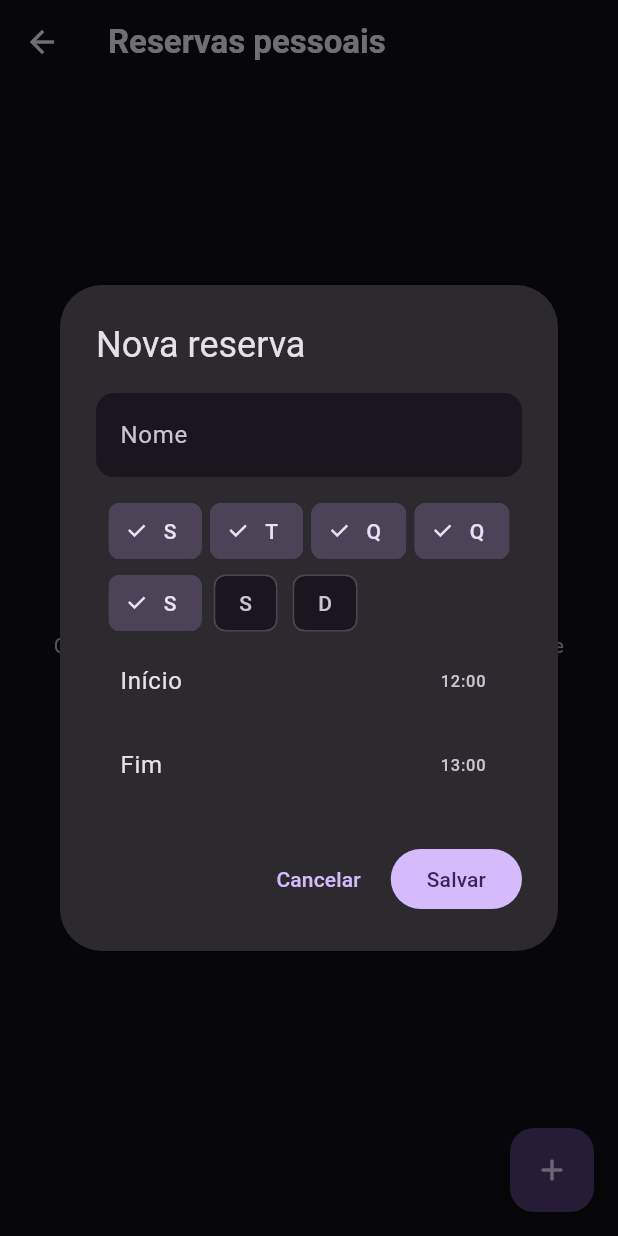
After one commit to MatheusmotaDev/rotina, a Flutter app: the PersonalReservationsPage screen opened directly, after a tap on the "add" icon, on a phone screen of 412 x 824 dp. The commit adds this screen. Run offline on Flutter 3.47's test engine with Material 3 defaults, Android fonts, the phone set to English and light mode, and no system bars; our stand-ins replace flutter_dotenv, flutter_riverpod, supabase_flutter; accounts and stored records are empty.

Commit message:
feat: completa alertas de disponibilidade
Inclui reservas pessoais em horários reais e destaca conflitos, sobrecarga e tarefas que não cabem nas janelas livres do dia.

```diff
--- /dev/null
+++ b/lib/features/availability/data/repositories/personal_reservations_repository.dart
@@ -0,0 +1,67 @@
+import 'package:supabase_flutter/supabase_flutter.dart';
+
+import '../../domain/models/personal_reservation.dart';
+
+class PersonalReservationsRepository {
+  PersonalReservationsRepository(this._client);
+
+  final SupabaseClient _client;
+
+  Future<List<PersonalReservation>> loadAll() async {
+    final user = _requireUser();
+    final rows = await _client
+        .from('reservas_pessoais')
+        .select()
+        .eq('usuario_id', user.id)
+        .order('hora_inicio');
+    return rows.map(_fromRow).toList();
+  }
+
+  Future<void> create({
+    required String title,
+    required Set<int> weekdays,
+    required int startMinutes,
+    required int endMinutes,
+  }) async {
+    final user = _requireUser();
+    await _client.from('reservas_pessoais').insert({
+      'usuario_id': user.id,
+      'titulo': title.trim(),
+      'dias_semana': weekdays.toList()..sort(),
+      'hora_inicio': _time(startMinutes),
+      'hora_fim': _time(endMinutes),
+    });
+  }
+
+  Future<void> delete(String id) async {
+    final user = _requireUser();
+    await _client
+        .from('reservas_pessoais')
+        .delete()
+        .eq('usuario_id', user.id)
+        .eq('id', id);
+  }
+
+  PersonalReservation _fromRow(Map<String, dynamic> row) => PersonalReservation(
+    id: row['id'] as String,
+    title: row['titulo'] as String,
+    weekdays: (row['dias_semana'] as List).cast<int>().toSet(),
+    startMinutes: _parseTime(row['hora_inicio'] as String),
+    endMinutes: _parseTime(row['hora_fim'] as String),
+    active: row['ativo'] as bool,
+  );
+
+  User _requireUser() {
+    final user = _client.auth.currentUser;
+    if (user == null) throw const AuthException('Sessão não encontrada.');
+    return user;
+  }
+
+  int _parseTime(String value) {
+    final parts = value.split(':');
+    return int.parse(parts[0]) * 60 + int.parse(parts[1]);
+  }
+
+  String _time(int minutes) =>
+      '${(minutes ~/ 60).toString().padLeft(2, '0')}:${(minutes % 60).toString().padLeft(2, '0')}:00';
+}
--- /dev/null
+++ b/lib/features/availability/domain/models/personal_reservation.dart
@@ -0,0 +1,43 @@
+import 'package:flutter/foundation.dart';
+
+@immutable
+class PersonalReservation {
+  const PersonalReservation({
+    required this.id,
+    required this.title,
+    required this.weekdays,
+    required this.startMinutes,
+    required this.endMinutes,
+    required this.active,
+  });
+
+  final String id;
+  final String title;
+  final Set<int> weekdays;
+  final int startMinutes;
+  final int endMinutes;
+  final bool active;
+
+  bool appliesTo(DateTime date) => active && weekdays.contains(date.weekday);
+
+  DateTime startAt(DateTime date) => DateTime(
+    date.year,
+    date.month,
+    date.day,
+    startMinutes ~/ 60,
+    startMinutes % 60,
+  );
+
+  DateTime endAt(DateTime date) {
+    final start = startAt(date);
+    var end = DateTime(
+      date.year,
+      date.month,
+      date.day,
+      endMinutes ~/ 60,
+      endMinutes % 60,
+    );
+    if (!end.isAfter(start)) end = end.add(const Duration(days: 1));
+    return end;
+  }
+}
--- /dev/null
+++ b/lib/features/availability/presentation/views/personal_reservations_page.dart
@@ -0,0 +1,225 @@
+import 'package:flutter/material.dart';
+import 'package:flutter_riverpod/flutter_riverpod.dart';
+
+import '../../domain/models/personal_reservation.dart';
+import '../viewmodels/personal_reservations_view_model.dart';
+
+class PersonalReservationsPage extends ConsumerWidget {
+  const PersonalReservationsPage({super.key});
+
+  @override
+  Widget build(BuildContext context, WidgetRef ref) {
+    final reservations = ref.watch(personalReservationsViewModelProvider);
+    return Scaffold(
+      appBar: AppBar(title: const Text('Reservas pessoais')),
+      floatingActionButton: FloatingActionButton(
+        onPressed: () => _add(context, ref),
+        child: const Icon(Icons.add_rounded),
+      ),
+      body: reservations.when(
+        loading: () => const Center(child: CircularProgressIndicator()),
+        error: (_, _) => Center(
+          child: FilledButton(
+            onPressed: () =>
+                ref.invalidate(personalReservationsViewModelProvider),
+            child: const Text('Tentar novamente'),
+          ),
+        ),
+        data: (items) => items.isEmpty
+            ? const Center(
+                child: Padding(
+                  padding: EdgeInsets.all(24),
+                  child: Text(
+                    'Cadastre refeições, descanso ou outros horários que não devem receber tarefas.',
+                    textAlign: TextAlign.center,
+                  ),
+                ),
+              )
+            : ListView.builder(
+                padding: const EdgeInsets.fromLTRB(16, 12, 16, 96),
+                itemCount: items.length,
+                itemBuilder: (_, index) => _ReservationTile(
+                  reservation: items[index],
+                  onDelete: () => _delete(context, ref, items[index]),
+                ),
+              ),
+      ),
+    );
+  }
+
+  Future<void> _add(BuildContext context, WidgetRef ref) async {
+    final result = await showDialog<_ReservationDraft>(
+      context: context,
+      builder: (_) => const _ReservationDialog(),
+    );
+    if (result == null) return;
+    final saved = await ref
+        .read(personalReservationsViewModelProvider.notifier)
+        .create(
+          title: result.title,
+          weekdays: result.weekdays,
+          startMinutes: result.startMinutes,
+          endMinutes: result.endMinutes,
+        );
+    if (!saved && context.mounted) _error(context);
+  }
+
+  Future<void> _delete(
+    BuildContext context,
+    WidgetRef ref,
+    PersonalReservation reservation,
+  ) async {
+    final saved = await ref
+        .read(personalReservationsViewModelProvider.notifier)
+        .delete(reservation.id);
+    if (!saved && context.mounted) _error(context);
+  }
+
+  void _error(BuildContext context) => ScaffoldMessenger.of(context)
+      .showSnackBar(const SnackBar(content: Text('Não foi possível salvar.')));
+}
+
+class _ReservationTile extends StatelessWidget {
+  const _ReservationTile({required this.reservation, required this.onDelete});
+  final PersonalReservation reservation;
+  final VoidCallback onDelete;
+  @override
+  Widget build(BuildContext context) => Card(
+    child: ListTile(
+      leading: const Icon(Icons.event_busy_outlined),
+      title: Text(reservation.title),
+      subtitle: Text(
+        '${_time(reservation.startMinutes)}–${_time(reservation.endMinutes)} • ${_weekdays(reservation.weekdays)}',
+      ),
+      trailing: IconButton(
+        tooltip: 'Excluir',
+        onPressed: onDelete,
+        icon: const Icon(Icons.delete_outline_rounded),
+      ),
+    ),
+  );
+}
+
+class _ReservationDialog extends StatefulWidget {
+  const _ReservationDialog();
+  @override
+  State<_ReservationDialog> createState() => _ReservationDialogState();
+}
+
+class _ReservationDialogState extends State<_ReservationDialog> {
+  final _title = TextEditingController();
+  final _weekdays = <int>{1, 2, 3, 4, 5};
+  int _start = 12 * 60;
+  int _end = 13 * 60;
+
+  @override
+  void dispose() {
+    _title.dispose();
+    super.dispose();
+  }
+
+  @override
+  Widget build(BuildContext context) => AlertDialog(
+    title: const Text('Nova reserva'),
+    content: SingleChildScrollView(
+      child: Column(
+        mainAxisSize: MainAxisSize.min,
+        children: [
+          TextField(
+            controller: _title,
+            decoration: const InputDecoration(labelText: 'Nome'),
+          ),
+          const SizedBox(height: 12),
+          Wrap(
+            spacing: 5,
+            children: [
+              for (var day = 1; day <= 7; day++)
+                FilterChip(
+                  label: Text(
+                    const ['S', 'T', 'Q', 'Q', 'S', 'S', 'D'][day - 1],
+                  ),
+                  selected: _weekdays.contains(day),
+                  onSelected: (selected) => setState(
+                    () => selected ? _weekdays.add(day) : _weekdays.remove(day),
+                  ),
+                ),
+            ],
+          ),
+          ListTile(
+            title: const Text('Início'),
+            trailing: Text(_time(_start)),
+            onTap: () => _pick(true),
+          ),
+          ListTile(
+            title: const Text('Fim'),
+            trailing: Text(_time(_end)),
+            onTap: () => _pick(false),
+          ),
+        ],
+      ),
+    ),
+    actions: [
+      TextButton(
+        onPressed: () => Navigator.pop(context),
+        child: const Text('Cancelar'),
+      ),
+      FilledButton(onPressed: _submit, child: const Text('Salvar')),
+    ],
+  );
+
+  Future<void> _pick(bool start) async {
+    final value = start ? _start : _end;
+    final selected = await showTimePicker(
+      context: context,
+      initialTime: TimeOfDay(hour: value ~/ 60, minute: value % 60),
+    );
+    if (selected != null) {
+      setState(() {
+        final minutes = selected.hour * 60 + selected.minute;
+        start ? _start = minutes : _end = minutes;
+      });
+    }
+  }
+
+  void _submit() {
+    if (_title.text.trim().isEmpty || _weekdays.isEmpty || _start == _end) {
+      ScaffoldMessenger.of(context).showSnackBar(
+        const SnackBar(
+          content: Text('Preencha nome, dias e horários válidos.'),
+        ),
+      );
+      return;
+    }
+    Navigator.pop(
+      context,
+      _ReservationDraft(
+        title: _title.text.trim(),
+        weekdays: _weekdays,
+        startMinutes: _start,
+        endMinutes: _end,
+      ),
+    );
+  }
+}
+
+class _ReservationDraft {
+  const _ReservationDraft({
+    required this.title,
+    required this.weekdays,
+    required this.startMinutes,
+    required this.endMinutes,
+  });
+  final String title;
+  final Set<int> weekdays;
+  final int startMinutes;
+  final int endMinutes;
+}
+
+String _time(int value) =>
+    '${(value ~/ 60).toString().padLeft(2, '0')}:${(value % 60).toString().padLeft(2, '0')}';
+String _weekdays(Set<int> values) => values.length == 7
+    ? 'Todos os dias'
+    : [
+        for (final day in values.toList()..sort())
+          const ['seg', 'ter', 'qua', 'qui', 'sex', 'sáb', 'dom'][day - 1],
+      ].join(', ');
```
Also changed, not shown: lib/features/availability/presentation/viewmodels/availability_provider.dart (+37 -2 lines), lib/features/availability/presentation/viewmodels/personal_reservations_view_model.dart (added, +58 -0 lines), lib/features/availability/presentation/views/availability_page.dart (+45 -2 lines), lib/features/profile/presentation/views/profile_page.dart (+12 -0 lines), 2 other files.
